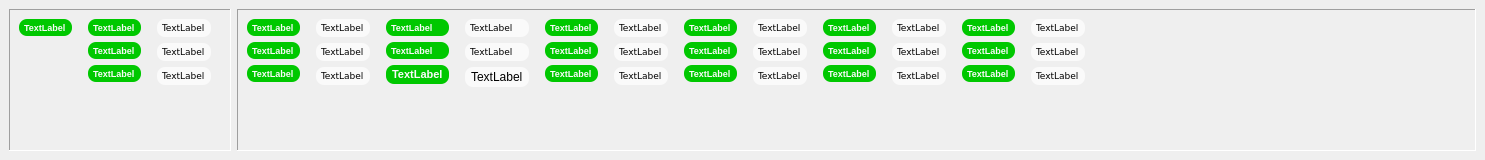
The window that dockresults.ui (crocodile119/Laser-Studio) describes before a commit, drawn with Qt 5.
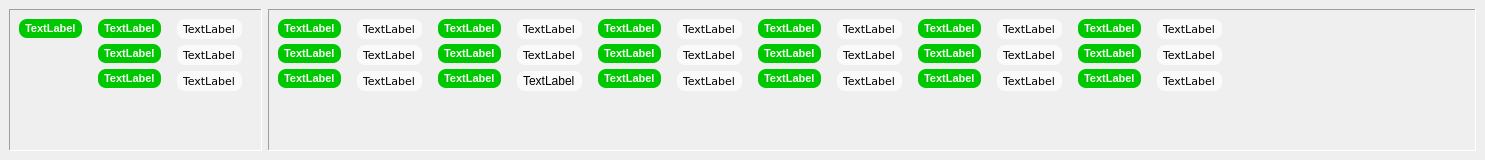
The same window after the commit.

Patch:
```diff
--- a/dockresults.ui
+++ b/dockresults.ui
@@ -19,7 +19,7 @@
   <property name="minimumSize">
    <size>
     <width>405</width>
-    <height>134</height>
+    <height>137</height>
    </size>
   </property>
   <property name="maximumSize">
@@ -30,7 +30,7 @@
   </property>
   <property name="font">
    <font>
-    <pointsize>7</pointsize>
+    <pointsize>8</pointsize>
    </font>
   </property>
   <property name="layoutDirection">
@@ -66,7 +66,7 @@
         <widget class="QLabel" name="conditions_Label">
          <property name="font">
           <font>
-           <pointsize>7</pointsize>
+           <pointsize>8</pointsize>
            <weight>75</weight>
            <bold>true</bold>
           </font>
@@ -104,7 +104,7 @@
            <property name="font">
             <font>
              <family>Verdana</family>
-             <pointsize>7</pointsize>
+             <pointsize>8</pointsize>
              <weight>50</weight>
              <bold>false</bold>
             </font>
@@ -130,7 +130,7 @@
            <property name="font">
             <font>
              <family>Verdana</family>
-             <pointsize>7</pointsize>
+             <pointsize>8</pointsize>
              <weight>50</weight>
              <bold>false</bold>
             </font>
@@ -156,7 +156,7 @@
            <property name="font">
             <font>
              <family>Verdana</family>
-             <pointsize>7</pointsize>
+             <pointsize>8</pointsize>
              <weight>50</weight>
              <bold>false</bold>
             </font>
@@ -198,7 +198,7 @@
           <widget class="QLabel" name="tEMP_1st_Label">
            <property name="font">
             <font>
-             <pointsize>7</pointsize>
+             <pointsize>8</pointsize>
              <weight>75</weight>
              <bold>true</bold>
             </font>
@@ -220,7 +220,7 @@
           <widget class="QLabel" name="tEMP_2nd_Label">
            <property name="font">
             <font>
-             <pointsize>7</pointsize>
+             <pointsize>8</pointsize>
              <weight>75</weight>
              <bold>true</bold>
             </font>
@@ -242,7 +242,7 @@
           <widget class="QLabel" name="tEMP_3rd_Label">
            <property name="font">
             <font>
-             <pointsize>7</pointsize>
+             <pointsize>8</pointsize>
              <weight>75</weight>
              <bold>true</bold>
             </font>
@@ -291,7 +291,7 @@
         <rect>
          <x>0</x>
          <y>0</y>
-         <width>1208</width>
+         <width>1188</width>
          <height>118</height>
         </rect>
        </property>
@@ -302,7 +302,7 @@
            <widget class="QLabel" name="tOD_FilterLabel">
             <property name="font">
              <font>
-              <pointsize>7</pointsize>
+              <pointsize>8</pointsize>
               <weight>75</weight>
               <bold>true</bold>
              </font>
@@ -324,7 +324,7 @@
            <widget class="QLabel" name="tMeanPowerLabel">
             <property name="font">
              <font>
-              <pointsize>7</pointsize>
+              <pointsize>8</pointsize>
               <weight>75</weight>
               <bold>true</bold>
              </font>
@@ -346,7 +346,7 @@
            <widget class="QLabel" name="tPulseNumberLabel">
             <property name="font">
              <font>
-              <pointsize>7</pointsize>
+              <pointsize>8</pointsize>
               <weight>75</weight>
               <bold>true</bold>
              </font>
@@ -385,7 +385,7 @@
            <widget class="QLabel" name="tEMP_Label">
             <property name="font">
              <font>
-              <pointsize>7</pointsize>
+              <pointsize>8</pointsize>
               <weight>75</weight>
               <bold>true</bold>
              </font>
@@ -407,7 +407,7 @@
            <widget class="QLabel" name="tExposureTimeLabel">
             <property name="font">
              <font>
-              <pointsize>7</pointsize>
+              <pointsize>8</pointsize>
               <weight>75</weight>
               <bold>true</bold>
              </font>
@@ -469,7 +469,7 @@
             <property name="font">
              <font>
               <family>Verdana</family>
-              <pointsize>7</pointsize>
+              <pointsize>8</pointsize>
               <weight>50</weight>
               <bold>false</bold>
              </font>
@@ -495,7 +495,7 @@
             <property name="font">
              <font>
               <family>Verdana</family>
-              <pointsize>7</pointsize>
+              <pointsize>8</pointsize>
               <weight>50</weight>
               <bold>false</bold>
              </font>
@@ -521,7 +521,7 @@
             <property name="font">
              <font>
               <family>Verdana</family>
-              <pointsize>7</pointsize>
+              <pointsize>8</pointsize>
               <weight>50</weight>
               <bold>false</bold>
              </font>
@@ -563,7 +563,7 @@
            <widget class="QLabel" name="tPowerErgLabel">
             <property name="font">
              <font>
-              <pointsize>7</pointsize>
+              <pointsize>8</pointsize>
               <weight>75</weight>
               <bold>true</bold>
              </font>
@@ -585,7 +585,7 @@
            <widget class="QLabel" name="tCP_Label">
             <property name="font">
              <font>
-              <pointsize>7</pointsize>
+              <pointsize>8</pointsize>
               <weight>75</weight>
               <bold>true</bold>
              </font>
@@ -607,7 +607,7 @@
            <widget class="QLabel" name="tminEMP_Label">
             <property name="font">
              <font>
-              <pointsize>7</pointsize>
+              <pointsize>8</pointsize>
               <weight>75</weight>
               <bold>true</bold>
              </font>
@@ -646,7 +646,7 @@
            <widget class="QLabel" name="tFormulaLabel">
             <property name="font">
              <font>
-              <pointsize>7</pointsize>
+              <pointsize>8</pointsize>
               <weight>75</weight>
               <bold>true</bold>
              </font>
@@ -668,7 +668,7 @@
            <widget class="QLabel" name="tNOHDLabel">
             <property name="font">
              <font>
-              <pointsize>7</pointsize>
+              <pointsize>8</pointsize>
               <weight>75</weight>
               <bold>true</bold>
              </font>
@@ -690,7 +690,7 @@
            <widget class="QLabel" name="tMeanIrradianceLabel">
             <property name="font">
              <font>
-              <pointsize>7</pointsize>
+              <pointsize>8</pointsize>
               <weight>75</weight>
               <bold>true</bold>
              </font>
@@ -730,7 +730,7 @@
             <property name="font">
              <font>
               <family>Verdana</family>
-              <pointsize>7</pointsize>
+              <pointsize>8</pointsize>
               <weight>50</weight>
               <bold>false</bold>
              </font>
@@ -756,7 +756,7 @@
             <property name="font">
              <font>
               <family>Verdana</family>
-              <pointsize>7</pointsize>
+              <pointsize>8</pointsize>
               <weight>50</weight>
               <bold>false</bold>
              </font>
@@ -782,7 +782,7 @@
             <property name="font">
              <font>
               <family>Verdana</family>
-              <pointsize>7</pointsize>
+              <pointsize>8</pointsize>
               <weight>50</weight>
               <bold>false</bold>
              </font>
@@ -822,7 +822,7 @@
             <property name="font">
              <font>
               <family>Verdana</family>
-              <pointsize>7</pointsize>
+              <pointsize>8</pointsize>
               <weight>50</weight>
               <bold>false</bold>
              </font>
@@ -848,7 +848,7 @@
             <property name="font">
              <font>
               <family>Verdana</family>
-              <pointsize>7</pointsize>
+              <pointsize>8</pointsize>
               <weight>50</weight>
               <bold>false</bold>
              </font>
@@ -874,7 +874,7 @@
             <property name="font">
              <font>
               <family>Verdana</family>
-              <pointsize>7</pointsize>
+              <pointsize>8</pointsize>
               <weight>50</weight>
               <bold>false</bold>
              </font>
@@ -914,7 +914,7 @@
             <property name="font">
              <font>
               <family>Verdana</family>
-              <pointsize>7</pointsize>
+              <pointsize>8</pointsize>
               <weight>50</weight>
               <bold>false</bold>
              </font>
@@ -940,7 +940,7 @@
             <property name="font">
              <font>
               <family>Verdana</family>
-              <pointsize>7</pointsize>
+              <pointsize>8</pointsize>
               <weight>50</weight>
               <bold>false</bold>
              </font>
@@ -1008,7 +1008,7 @@
             <property name="font">
              <font>
               <family>Verdana</family>
-              <pointsize>7</pointsize>
+              <pointsize>8</pointsize>
               <weight>50</weight>
               <bold>false</bold>
              </font>
@@ -1034,7 +1034,7 @@
             <property name="font">
              <font>
               <family>Verdana</family>
-              <pointsize>7</pointsize>
+              <pointsize>8</pointsize>
               <weight>50</weight>
               <bold>false</bold>
              </font>
@@ -1060,7 +1060,7 @@
             <property name="font">
              <font>
               <family>Verdana</family>
-              <pointsize>7</pointsize>
+              <pointsize>8</pointsize>
               <weight>50</weight>
               <bold>false</bold>
              </font>
@@ -1102,7 +1102,7 @@
            <widget class="QLabel" name="tFormulaMP_Label">
             <property name="font">
              <font>
-              <pointsize>7</pointsize>
+              <pointsize>8</pointsize>
               <weight>75</weight>
               <bold>true</bold>
              </font>
@@ -1124,7 +1124,7 @@
            <widget class="QLabel" name="tThermalEMP_Label">
             <property name="font">
              <font>
-              <pointsize>7</pointsize>
+              <pointsize>8</pointsize>
               <weight>75</weight>
               <bold>true</bold>
              </font>
@@ -1146,7 +1146,7 @@
            <widget class="QLabel" name="tCountingLabel">
             <property name="font">
              <font>
-              <pointsize>7</pointsize>
+              <pointsize>8</pointsize>
               <weight>75</weight>
               <bold>true</bold>
              </font>
@@ -1185,7 +1185,7 @@
            <widget class="QLabel" name="tEMP_MP_Label">
             <property name="font">
              <font>
-              <pointsize>7</pointsize>
+              <pointsize>8</pointsize>
               <weight>75</weight>
               <bold>true</bold>
              </font>
@@ -1207,7 +1207,7 @@
            <widget class="QLabel" name="tOD_MeanFilterLabel">
             <property name="font">
              <font>
-              <pointsize>7</pointsize>
+              <pointsize>8</pointsize>
               <weight>75</weight>
               <bold>true</bold>
              </font>
@@ -1229,7 +1229,7 @@
            <widget class="QLabel" name="tPulseNumberThLabel">
             <property name="font">
              <font>
-              <pointsize>7</pointsize>
+              <pointsize>8</pointsize>
               <weight>75</weight>
               <bold>true</bold>
              </font>
@@ -1269,7 +1269,7 @@
             <property name="font">
              <font>
               <family>Verdana</family>
-              <pointsize>7</pointsize>
+              <pointsize>8</pointsize>
               <weight>50</weight>
               <bold>false</bold>
              </font>
@@ -1295,7 +1295,7 @@
             <property name="font">
              <font>
               <family>Verdana</family>
-              <pointsize>7</pointsize>
+              <pointsize>8</pointsize>
               <weight>50</weight>
               <bold>false</bold>
              </font>
@@ -1321,7 +1321,7 @@
             <property name="font">
              <font>
               <family>Verdana</family>
-              <pointsize>7</pointsize>
+              <pointsize>8</pointsize>
              </font>
             </property>
             <property name="styleSheet">
```
